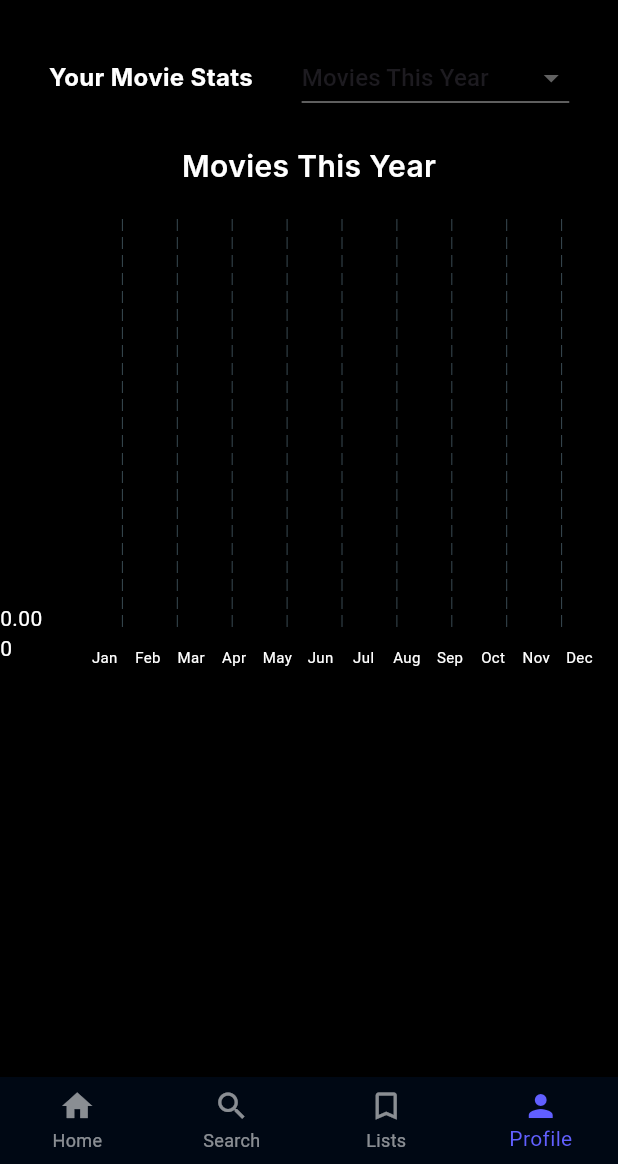
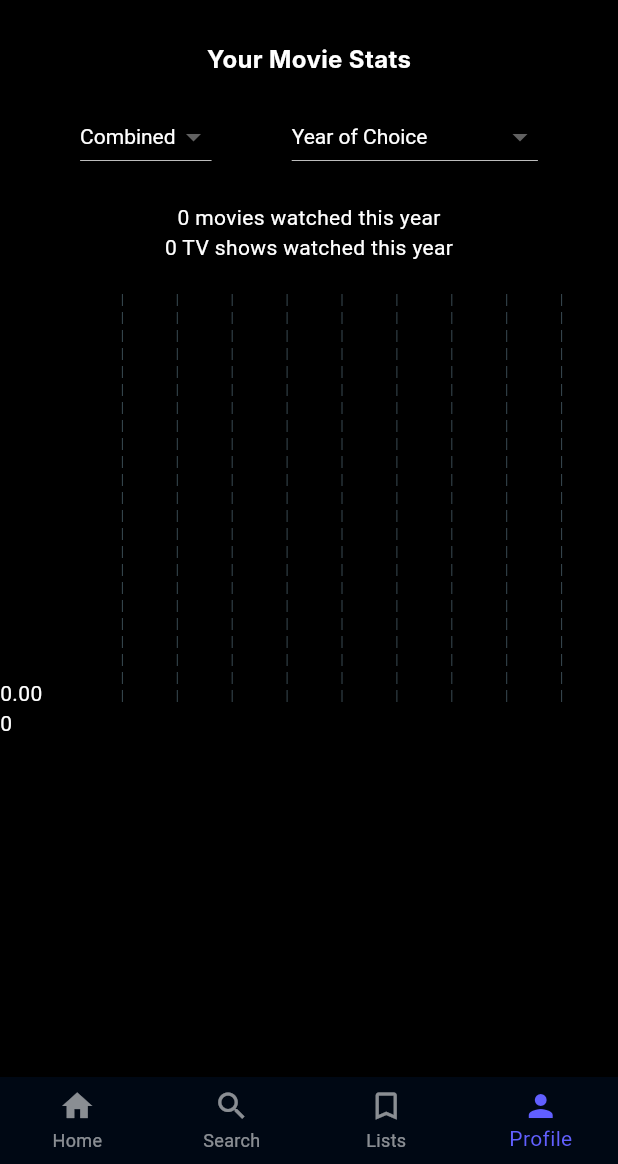
Before and after one commit to airwreckah/cinemaLog, a Flutter app: the StatsScreen screen opened directly, on a phone screen of 412 x 824 dp, the part 72-1236 px from its top. Run offline on Flutter 3.47's test engine with Material 3 defaults, Android fonts, the phone set to English and light mode, and no system bars; drawn by our look-alikes of fl_chart, simple_gradient_text; our stand-ins replace cloud_firestore, firebase_auth, firebase_core, google_fonts; missing offline and left inert: dart:ffi; accounts and stored records are empty; network calls fail; Roboto replaces fonts that are missing (Inter); statements that could not run were skipped.

Commit message:
changes to stats screen

```diff
--- a/cinema_log/lib/screens/movie_details_screen.dart
+++ b/cinema_log/lib/screens/movie_details_screen.dart
@@ -275,8 +275,10 @@ class _MovieDetailsScreenState extends State<MovieDetailsScreen> {
                                     Navigator.push(
                                       context,
                                       MaterialPageRoute(
-                                        builder: (context) =>
-                                            notesScreen(movieData: _mediaData, media: media),
+                                        builder: (context) => notesScreen(
+                                          movieData: _mediaData,
+                                          media: media,
+                                        ),
                                       ),
                                     );
 
--- a/cinema_log/lib/screens/stats_screen.dart
+++ b/cinema_log/lib/screens/stats_screen.dart
@@ -13,33 +13,74 @@ import '../screens/custom_lists_screen.dart';
 import '../screens/profile.dart';
 import '../models/statistics.dart';
 
-
 class StatsScreen extends StatefulWidget {
   const StatsScreen({super.key});
 
   @override
   State<StatsScreen> createState() => _StatsScreenState();
-
 }
 
 class _StatsScreenState extends State<StatsScreen> {
   int _selectedIndex = 3;
-  String selection = 'Movies This Year';
-  final List <String> stats = <String>['Movies This Year', 'Top Genres This Year'];
-  final months = ['Jan', 'Feb', 'Mar', 'Apr', 'May', 'Jun', 'Jul', 'Aug', 'Sep', 'Oct', 'Nov', 'Dec'];
+  String mediaSelection = 'Combined';
+  String timeSelection = 'Year of Choice';
+
+  final List<String> mediaOptions = ['Movies', 'TV Shows', 'Combined'];
+
+  final List<String> timeOptions = [
+    'Last Week',
+    'Month of Choice',
+    'Year of Choice',
+    'Selected Month Range',
+  ];
+  final months = [
+    'Jan',
+    'Feb',
+    'Mar',
+    'Apr',
+    'May',
+    'Jun',
+    'Jul',
+    'Aug',
+    'Sep',
+    'Oct',
+    'Nov',
+    'Dec',
+  ];
   Map<int, double> sortedMoviesPerMonth = {};
   Map<int, double> sortedGenresPerYear = {};
-  Statistics currentStats = TrackerManager().calculateStatistics(filter: StatisticsFilterType.year);
+  Statistics currentStats = TrackerManager().calculateStatistics(
+    filter: StatisticsFilterType.year,
+  );
   late Map<String, double> genreCounts = currentStats.genreCounts;
-  List<String> genres = ['Action','Adventure','Animation', 'Comedy','Crime','Documentary',
-    'Drama', 'Family', 'Fantasy', 'History', 'Horror', 'Music', 'Mystery', 'Romance',
-    'Science Fiction', 'TV Movie', 'Thriller', 'War', 'Western'];
+  List<String> genres = [
+    'Action',
+    'Adventure',
+    'Animation',
+    'Comedy',
+    'Crime',
+    'Documentary',
+    'Drama',
+    'Family',
+    'Fantasy',
+    'History',
+    'Horror',
+    'Music',
+    'Mystery',
+    'Romance',
+    'Science Fiction',
+    'TV Movie',
+    'Thriller',
+    'War',
+    'Western',
+  ];
 
   @override
   Widget build(BuildContext context) {
-    Map<String, double> moviesWatchedPerMonth = TrackerManager().getMoviesWatchedByMonth(TrackerManager().getWatchHistory());
+    Map<String, double> moviesWatchedPerMonth = TrackerManager()
+        .getMoviesWatchedByMonth(TrackerManager().getWatchHistory());
     sortedMoviesPerMonth = sortWatched(moviesWatchedPerMonth);
-    sortedGenresPerYear =sortGenres(genreCounts);
+    sortedGenresPerYear = sortGenres(genreCounts);
     return Scaffold(
       backgroundColor: Colors.black,
       appBar: AppBar(
@@ -60,10 +101,9 @@ class _StatsScreenState extends State<StatsScreen> {
       body: SingleChildScrollView(
         child: Column(
           children: [
-            SizedBox(height: 20),
-            Row(
-              mainAxisAlignment: MainAxisAlignment.spaceEvenly,
-              children: [ Text(
+            const SizedBox(height: 20),
+
+            const Text(
               'Your Movie Stats',
               style: TextStyle(
                 fontSize: 16,
@@ -72,35 +112,55 @@ class _StatsScreenState extends State<StatsScreen> {
                 color: Colors.white,
               ),
             ),
-              DropdownButton(
-                value: selection,
-                items: stats.map<DropdownMenuItem<String>>((String value){
-                  return DropdownMenuItem<String>(value: value, child: Text(value));
+
+            const SizedBox(height: 16),
+
+            Row(
+              mainAxisAlignment: MainAxisAlignment.spaceEvenly,
+              children: [
+                DropdownButton<String>(
+                  value: mediaSelection,
+                  dropdownColor: const Color(0xFF101728),
+                  style: const TextStyle(color: Colors.white),
+                  items: mediaOptions.map((value) {
+                    return DropdownMenuItem<String>(
+                      value: value,
+                      child: Text(value),
+                    );
                   }).toList(),
-                onChanged: (String? value){
-                  setState((){
-                    selection = value!;
+                  onChanged: (value) {
+                    setState(() {
+                      mediaSelection = value!;
                     });
-                }
-              )
-            ]
+                  },
                 ),
-          SizedBox(height: 20),
-          Text(selection,
-            style: TextStyle(
-              fontSize: 20,
-              fontFamily: 'Inter',
-              fontWeight: FontWeight.w600,
-              color: Colors.white,
+
+                DropdownButton<String>(
+                  value: timeSelection,
+                  dropdownColor: const Color(0xFF101728),
+                  style: const TextStyle(color: Colors.white),
+                  items: timeOptions.map((value) {
+                    return DropdownMenuItem<String>(
+                      value: value,
+                      child: Text(value),
+                    );
+                  }).toList(),
+                  onChanged: (value) {
+                    setState(() {
+                      timeSelection = value!;
+                    });
+                  },
                 ),
+              ],
             ),
-          SizedBox(height: 20),
-          Container(
-            child: _createGraph()
-          ),
-          SizedBox(height: 20),
 
+            const SizedBox(height: 20),
 
+            _buildSummaryText(),
+
+            const SizedBox(height: 20),
+
+            _createGraph(),
           ],
         ),
       ),
@@ -136,119 +196,184 @@ class _StatsScreenState extends State<StatsScreen> {
           });
         },
         items: const [
-          BottomNavigationBarItem(
-            icon: Icon(Icons.home),
-            label: 'Home',
-          ),
-          BottomNavigationBarItem(
-            icon: Icon(Icons.search),
-            label: 'Search',
-          ),
+          BottomNavigationBarItem(icon: Icon(Icons.home), label: 'Home'),
+          BottomNavigationBarItem(icon: Icon(Icons.search), label: 'Search'),
           BottomNavigationBarItem(
             icon: Icon(Icons.bookmark_border),
             label: 'Lists',
           ),
-          BottomNavigationBarItem(
-            icon: Icon(Icons.person),
-            label: 'Profile',
-          ),
+          BottomNavigationBarItem(icon: Icon(Icons.person), label: 'Profile'),
         ],
       ),
     );
   }
 
-    _createGraph(){
-      if (selection == 'Movies This Year' ){
+  _createGraph() {
+    if (timeSelection == 'Last Week') {
       return SizedBox(
         height: 300,
         width: double.infinity,
         child: BarChart(
           BarChartData(
             titlesData: FlTitlesData(
-                  topTitles: AxisTitles(
-                    sideTitles: SideTitles(showTitles: false),
-                  ),
+              topTitles: AxisTitles(sideTitles: SideTitles(showTitles: false)),
               rightTitles: AxisTitles(
-                    sideTitles: SideTitles(showTitles: false), // Hides right Y values
+                sideTitles: SideTitles(
+                  showTitles: false,
+                ), // Hides right Y values
               ),
               bottomTitles: AxisTitles(
                 sideTitles: SideTitles(
                   showTitles: true,
                   interval: 1,
-                      getTitlesWidget: monthTitles
-                    )
-                  )
+                  getTitlesWidget: monthTitles,
+                ),
+              ),
             ),
             barGroups: sortedMoviesPerMonth.entries.map((entry) {
               return BarChartGroupData(
                 x: entry.key,
                 barRods: [
-                    BarChartRodData(
-                      toY: entry.value,
-                      color: Colors.blue,
-                    ),
+                  BarChartRodData(toY: entry.value, color: Colors.blue),
                 ],
               );
             }).toList(),
           ),
         ),
       );
-      }
-      else if ( selection == 'Top Genres This Year'){
+    } else if (timeSelection == 'Month of Choice') {
       return SizedBox(
         height: 300,
         width: double.infinity,
         child: BarChart(
           BarChartData(
             titlesData: FlTitlesData(
-                  topTitles: AxisTitles(
-                      sideTitles: SideTitles(showTitles: false),
-                    ),
+              topTitles: AxisTitles(sideTitles: SideTitles(showTitles: false)),
               rightTitles: AxisTitles(
-                    sideTitles: SideTitles(showTitles: false), // Hides right Y values
+                sideTitles: SideTitles(
+                  showTitles: false,
+                ), // Hides right Y values
               ),
               bottomTitles: AxisTitles(
                 sideTitles: SideTitles(
                   showTitles: true,
                   interval: 1,
-                      getTitlesWidget: genreTitles
-                    )
-                  )
+                  getTitlesWidget: genreTitles,
                 ),
-                barGroups: sortedGenresPerYear.entries.map((entry){
+              ),
+            ),
+            barGroups: sortedGenresPerYear.entries.map((entry) {
               return BarChartGroupData(
                 x: entry.key,
                 barRods: [
-                      BarChartRodData(
-                        toY: entry.value,
-                        color: Colors.blue,
+                  BarChartRodData(toY: entry.value, color: Colors.blue),
+                ],
+              );
+            }).toList(),
+          ),
+        ),
+      );
+    } else if (timeSelection == 'Year of Choice') {
+      return SizedBox(
+        height: 300,
+        width: double.infinity,
+        child: BarChart(
+          BarChartData(
+            titlesData: FlTitlesData(
+              topTitles: AxisTitles(sideTitles: SideTitles(showTitles: false)),
+              rightTitles: AxisTitles(
+                sideTitles: SideTitles(
+                  showTitles: false,
+                ), // Hides right Y values
+              ),
+              bottomTitles: AxisTitles(
+                sideTitles: SideTitles(
+                  showTitles: true,
+                  interval: 1,
+                  getTitlesWidget: genreTitles,
+                ),
+              ),
+            ),
+            barGroups: sortedGenresPerYear.entries.map((entry) {
+              return BarChartGroupData(
+                x: entry.key,
+                barRods: [
+                  BarChartRodData(toY: entry.value, color: Colors.blue),
+                ],
+              );
+            }).toList(),
+          ),
+        ),
+      );
+    } else if (timeSelection == 'Selected Month Range') {
+      // Implement the graph for selected month range
+      return Container(); // Placeholder
+    } else {
+      return Container(); // Placeholder for any other cases
+    }
+  }
+
+  Widget _buildSummaryText() {
+    final tracker = TrackerManager();
+
+    if (timeSelection == 'Last Week') {
+      final stats = tracker.calculateStatistics(
+        filter: StatisticsFilterType.week,
+      );
+
+      return Column(
+        children: [
+          Text(
+            '${stats.totalMoviesWatched} movies watched last week',
+            style: const TextStyle(color: Colors.white),
+          ),
+          Text(
+            '${stats.totalTvShowsWatched} TV shows watched last week',
+            style: const TextStyle(color: Colors.white),
           ),
         ],
       );
-                }).toList(),
-              )
+    }
+
+    if (timeSelection == 'Year of Choice') {
+      final stats = tracker.calculateStatistics(
+        filter: StatisticsFilterType.year,
+      );
+
+      return Column(
+        children: [
+          Text(
+            '${stats.totalMoviesWatched} movies watched this year',
+            style: const TextStyle(color: Colors.white),
           ),
+          Text(
+            '${stats.totalTvShowsWatched} TV shows watched this year',
+            style: const TextStyle(color: Colors.white),
+          ),
+        ],
       );
     }
+
+    return const SizedBox.shrink();
   }
 
-    Map<int, double> sortGenres(Map<String, double> genres){
+  Map<int, double> sortGenres(Map<String, double> genres) {
     Map<int, double> genreInt = {};
-      for (var entry in genres.entries){
+    for (var entry in genres.entries) {
       int genreID = parseGenre(entry.key);
       genreInt[genreID] = entry.value;
     }
     return genreInt;
   }
 
-    int parseGenre(String key){
+  int parseGenre(String key) {
     int genreNum = genres.indexOf(key);
     return genreNum;
   }
 
-    Widget genreTitles(double value, TitleMeta meta){
-      const titleStyle =  TextStyle(fontSize: 10);
-      String genre = switch(value){
+  Widget genreTitles(double value, TitleMeta meta) {
+    const titleStyle = TextStyle(fontSize: 10);
+    String genre = switch (value) {
       0 => genres[0],
       1 => genres[1],
       2 => genres[2],
@@ -270,41 +395,41 @@ class _StatsScreenState extends State<StatsScreen> {
       18 => genres[18],
       19 => genres[19],
       _ => '',
-
     };
-      return SideTitleWidget(child: Text(genre, style: titleStyle), meta: meta);
+    return SideTitleWidget(
+      child: Text(genre, style: titleStyle),
+      meta: meta,
+    );
   }
 
-
-
-    Map<int, double> sortWatched(Map<String, double> watchedmovies){
+  Map<int, double> sortWatched(Map<String, double> watchedmovies) {
     Map<int, double> watchedMoviesInt = {};
     for (var entry in watchedmovies.entries) {
       int monthNum = parseMonth(entry.key);
-        watchedMoviesInt[monthNum] = (watchedMoviesInt[monthNum] ?? 0) + entry.value;
+      watchedMoviesInt[monthNum] =
+          (watchedMoviesInt[monthNum] ?? 0) + entry.value;
     }
     Map<int, double> finalWatchedMovies = {};
-      for (var i = 1; i < 13; i++){
-        if(watchedMoviesInt.containsKey(i)){
+    for (var i = 1; i < 13; i++) {
+      if (watchedMoviesInt.containsKey(i)) {
         finalWatchedMovies[i] = watchedMoviesInt[i]!;
-        }
-        else{
+      } else {
         finalWatchedMovies[i] = 0;
       }
     }
     return finalWatchedMovies;
   }
 
-    int parseMonth(String key){
+  int parseMonth(String key) {
     List<String> splitKey = key.split(',');
     String month = splitKey[0];
     int monthNum = months.indexOf(month);
     return monthNum + 1;
   }
 
-  Widget monthTitles(double value, TitleMeta meta){
-      const titleStyle =  TextStyle(fontSize: 10);
-      String Month = switch(value){
+  Widget monthTitles(double value, TitleMeta meta) {
+    const titleStyle = TextStyle(fontSize: 10);
+    String Month = switch (value) {
       1 => months[0],
       2 => months[1],
       3 => months[2],
@@ -319,6 +444,9 @@ class _StatsScreenState extends State<StatsScreen> {
       12 => months[11],
       _ => '',
     };
-      return SideTitleWidget(child: Text(Month, style: titleStyle), meta: meta);
+    return SideTitleWidget(
+      child: Text(Month, style: titleStyle),
+      meta: meta,
+    );
   }
 }
```
Also changed, not shown: cinema_log/lib/screens/notes_screen.dart (+25 -11 lines), cinema_log/lib/services/controller.dart (+5 -9 lines), cinema_log/lib/services/tracker_manager.dart (+29 -5 lines). Lines whose indentation alone changed are shown as unchanged.
